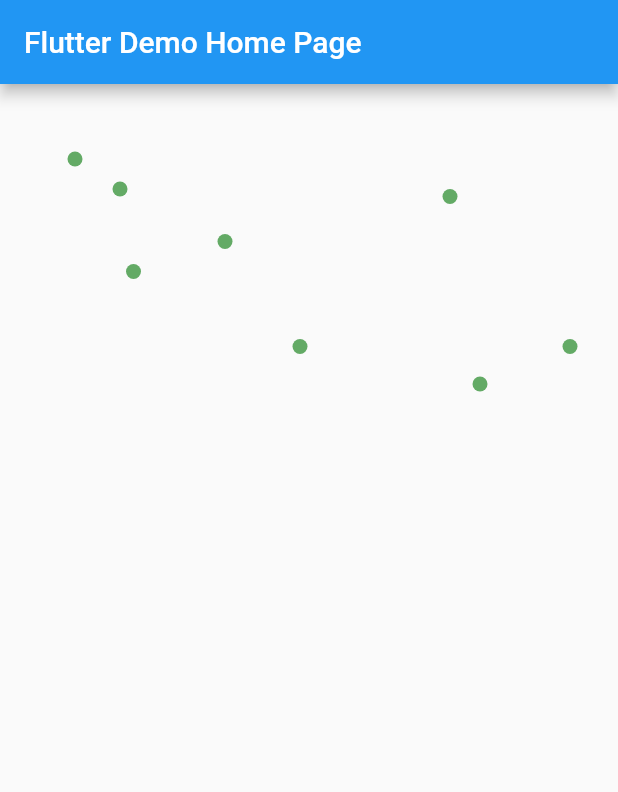
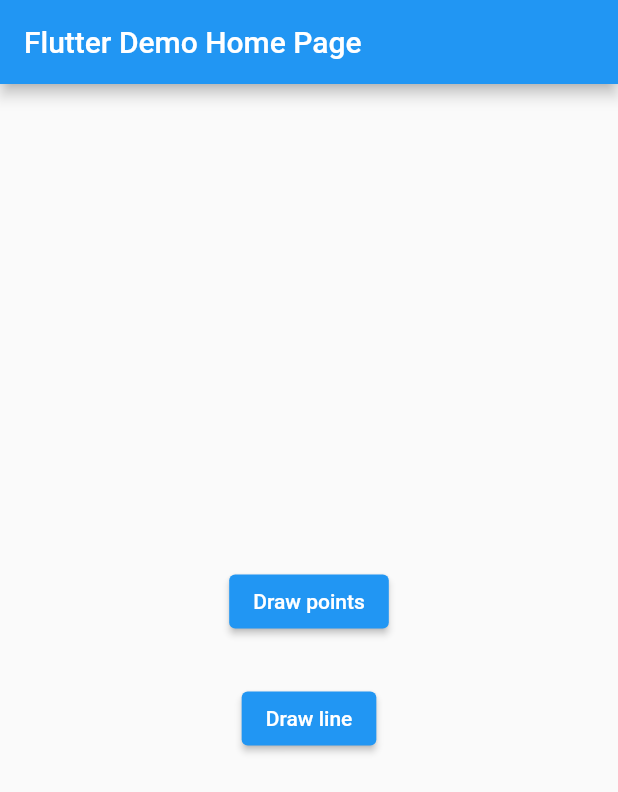
Before and after one commit to jack2992/drawflutter, a Flutter app: the screen it shows after launch, on a phone screen of 412 x 824 dp. Shown: the top 792 px of the screen. Run offline on Flutter 3.47's test engine with Material 2 defaults, Android fonts, the phone set to English and light mode, and no system bars.

Commit message:
add draw line

```diff
--- a/drawpoints/lib/main.dart
+++ b/drawpoints/lib/main.dart
@@ -1,4 +1,5 @@
-import 'package:drawpoints/apppainter.dart';
+import 'package:drawpoints/screenpainterline.dart';
+import 'package:drawpoints/screenpainterpoint.dart';
 import 'package:flutter/material.dart';
 
 void main() {
@@ -33,15 +34,35 @@ class _MyHomePageState extends State<MyHomePage> {
 
   @override
   Widget build(BuildContext context) {
+    Size size =  MediaQuery.of(context).size;
     return Scaffold(
       appBar: AppBar(
 
         title: Text(widget.title),
       ),
-      body: Container(
-        child: CustomPaint(
-          painter: AppPainter(),
+      body: Center(
+        child: Column(
+          mainAxisAlignment: MainAxisAlignment.center,
+          children: [
+            ElevatedButton(
+              onPressed: () {
+                Navigator.of(context)
+                    .push(MaterialPageRoute(builder: (_) => ScreenPainterPoint()));
+              },
+              child: const Text('Draw points'),
+            ),
+            const SizedBox(height: 30),
+
+            ElevatedButton(
+              onPressed: () {
+                Navigator.of(context)
+                    .push(MaterialPageRoute(builder: (_) => ScreenPainterLine()));
+              },
+              child: const Text('Draw line'),
+            ),
+          ],
         ),
-      ),);
+      )
+    );
   }
 }
```
Also changed, not shown: drawpoints/lib/screenpainterline.dart (added, +62 -0 lines), drawpoints/lib/screenpainterpoint.dart (renamed from drawpoints/lib/apppainter.dart, +21 -0 lines).
